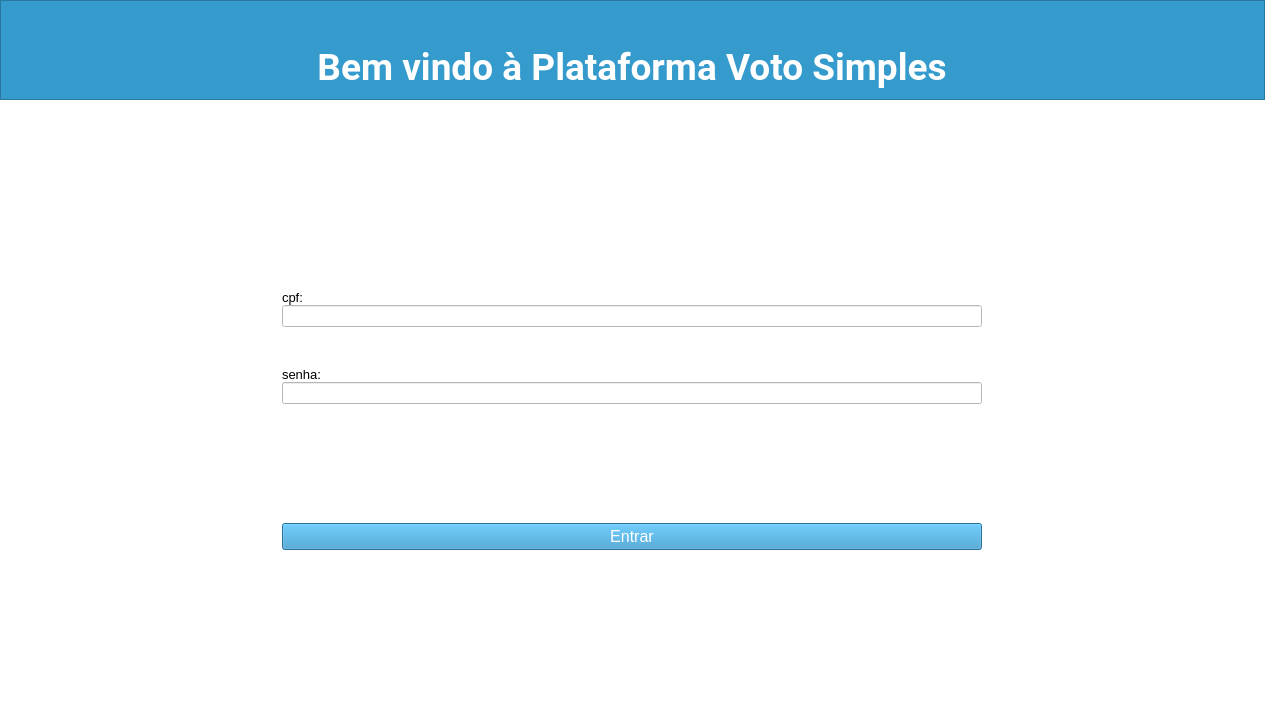
Old version of the form statics/ui/login.ui in the repository RodriguesGabrielTi/voto-simples.
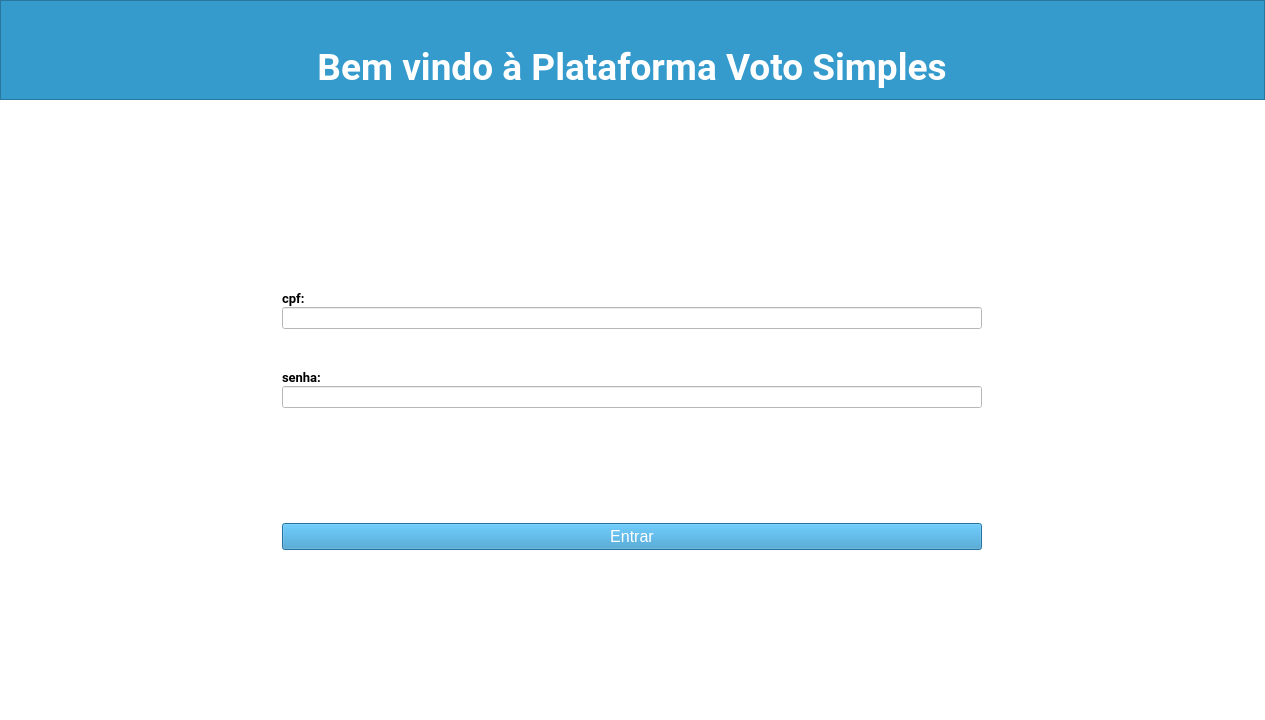
New version of the form. Icons and pictures are not drawn.

```diff
--- a/statics/ui/login.ui
+++ b/statics/ui/login.ui
@@ -220,7 +220,10 @@
        </property>
        <property name="font">
         <font>
+         <family>Roboto</family>
          <pointsize>10</pointsize>
+         <weight>75</weight>
+         <bold>true</bold>
         </font>
        </property>
        <property name="layoutDirection">
@@ -299,7 +302,10 @@
        </property>
        <property name="font">
         <font>
+         <family>Roboto</family>
          <pointsize>10</pointsize>
+         <weight>75</weight>
+         <bold>true</bold>
         </font>
        </property>
        <property name="text">
```
